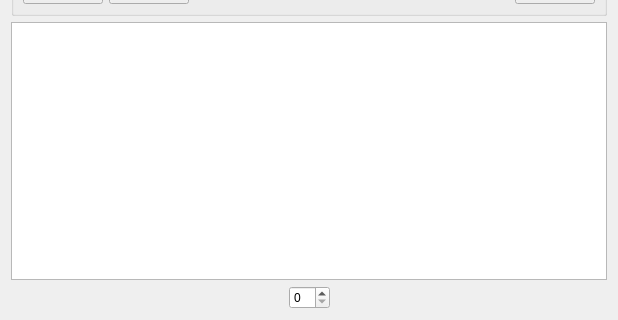
Old version of the form SQLViewer.ui in the repository Danelfcf/MaterialOrganizer; both pictures show x 0 to 618 and y 245 to 565 of the 618 by 565 pixel window.
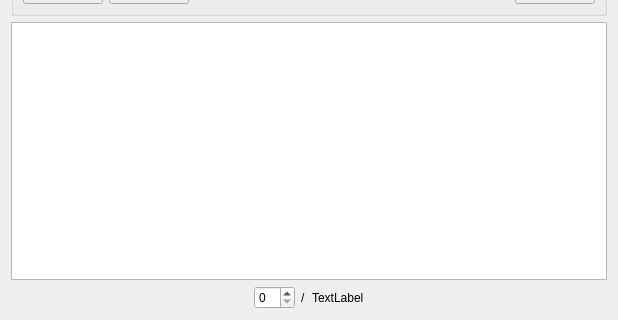
New version of the form.

Commit message: Added page control to change shown data according to selected filters and the number of columns shown

Diff of the .ui file:
```diff
--- a/SQLViewer.ui
+++ b/SQLViewer.ui
@@ -162,6 +162,20 @@
        </property>
       </widget>
      </item>
+     <item>
+      <widget class="QLabel" name="label">
+       <property name="text">
+        <string>/</string>
+       </property>
+      </widget>
+     </item>
+     <item>
+      <widget class="QLabel" name="label_number_of_pages">
+       <property name="text">
+        <string>TextLabel</string>
+       </property>
+      </widget>
+     </item>
      <item>
       <spacer name="horizontalSpacer_6">
        <property name="orientation">
```
Left out of the diff: 2 changed lines with no effect on the pictures. The commit also changes 1 other file.
